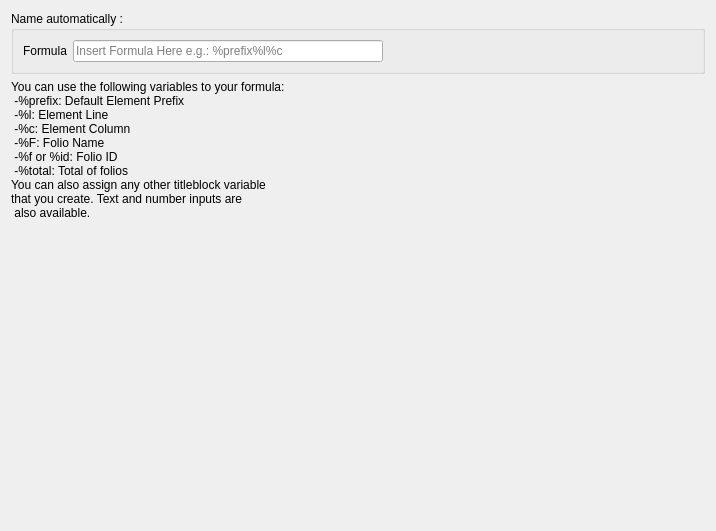
Old version of the form sources/autoNum/ui/formulaautonumberingw.ui in the repository EmilOsvoll/qelectrotech-source-mirror.
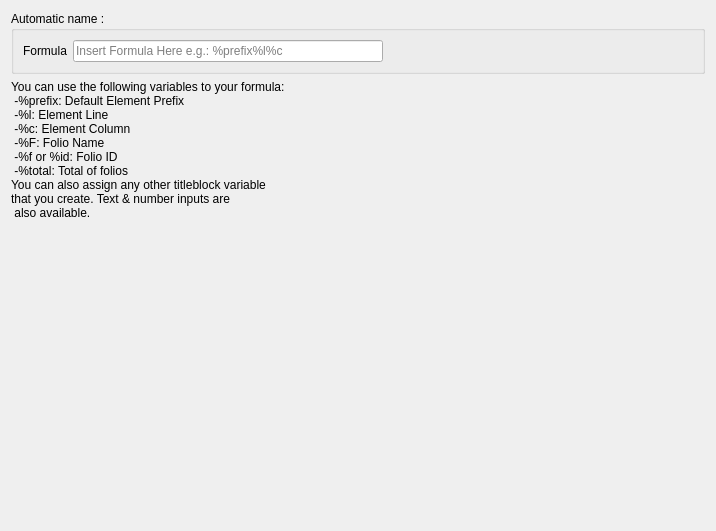
New version of the form.

What changed in the file:
```diff
--- a/sources/autoNum/ui/formulaautonumberingw.ui
+++ b/sources/autoNum/ui/formulaautonumberingw.ui
@@ -38,7 +38,7 @@
       </sizepolicy>
      </property>
      <property name="title">
-      <string>Name automatically :</string>
+      <string>Automatic name :</string>
      </property>
      <layout class="QHBoxLayout" name="horizontalLayout">
       <item>
@@ -106,7 +106,7 @@
  -%f or %id: Folio ID
  -%total: Total of folios
 You can also assign any other titleblock variable 
-that you create. Text and number inputs are
+that you create. Text &amp; number inputs are
  also available.</string>
      </property>
     </widget>
```
Left out of the diff: 2 changed lines with no effect on the pictures.
